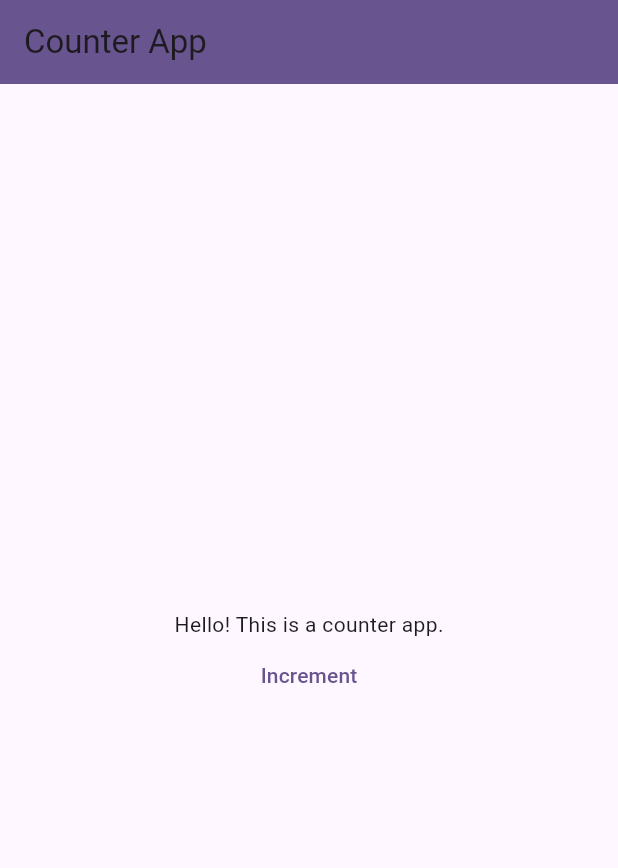
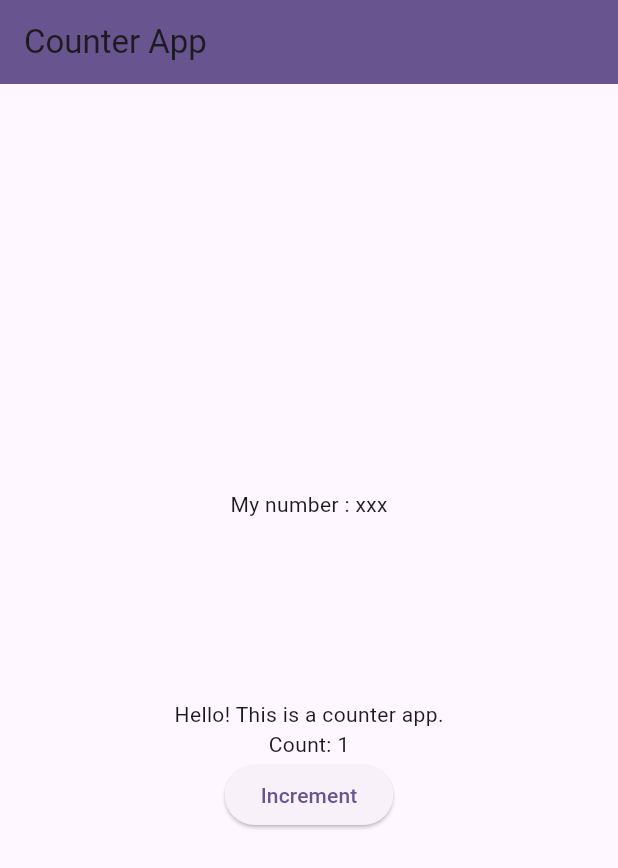
Before and after one commit to TP-113/riverpod_practice, a Flutter app: the screen it shows after launch, after a tap on "Increment", on a phone screen of 412 x 824 dp. Shown: the top 868 px of the screen. Run offline on Flutter 3.47's test engine with Material 3 defaults, Android fonts, the phone set to English and light mode, and no system bars; our stand-ins replace flutter_riverpod, riverpod_annotation; generated files the repository leaves out were written again.

```diff
--- a/lib/controller/counter_controller.dart
+++ b/lib/controller/counter_controller.dart
@@ -1,9 +1,21 @@
+import 'package:flutter_riverpod/flutter_riverpod.dart';
 import 'package:riverpod_annotation/riverpod_annotation.dart';
 
 part 'counter_controller.g.dart';
 
 @riverpod
+/// class-based provider
 class CounterController extends _$CounterController {
   @override
   int build() => 0;
+
+  void increment() {
+    state++;
+  }
 }
+
+@riverpod
+/// functionnal provider
+int doubledCount(Ref ref) {
+  return ref.watch(counterControllerProvider) * 2;
+}
--- /dev/null
+++ b/lib/controller/my_number_controller.dart
@@ -0,0 +1 @@
+//ここにmyNumberを作成する
--- a/lib/main.dart
+++ b/lib/main.dart
@@ -1,8 +1,9 @@
 import 'package:flutter/material.dart';
+import 'package:flutter_riverpod/flutter_riverpod.dart';
 import 'package:riverpod_practice/view/counter_page.dart';
 
 void main() {
-  runApp(const MyApp());
+  runApp(ProviderScope(child: const MyApp()));
 }
 
 class MyApp extends StatelessWidget {
--- a/lib/view/counter_page.dart
+++ b/lib/view/counter_page.dart
@@ -1,5 +1,6 @@
 import 'package:flutter/material.dart';
 import 'package:flutter_riverpod/flutter_riverpod.dart';
+import 'package:riverpod_practice/controller/counter_controller.dart';
 
 class CounterPage extends ConsumerWidget {
   const CounterPage({super.key});
@@ -15,8 +16,16 @@ class CounterPage extends ConsumerWidget {
         child: Column(
           mainAxisAlignment: MainAxisAlignment.center,
           children: [
+            Text('My number : xxx'),
+            SizedBox(height: 120),
             Text('Hello! This is a counter app.'),
-            TextButton(onPressed: () {}, child: const Text('Increment')),
+            Text('Count: ${ref.watch(counterControllerProvider)}'),
+            ElevatedButton(
+              onPressed: () {
+                ref.read(counterControllerProvider.notifier).increment();
+              },
+              child: const Text('Increment'),
+            ),
           ],
         ),
       ),
```
Also changed, not shown: lib/controller/counter_controller.g.dart, 4 other files.
